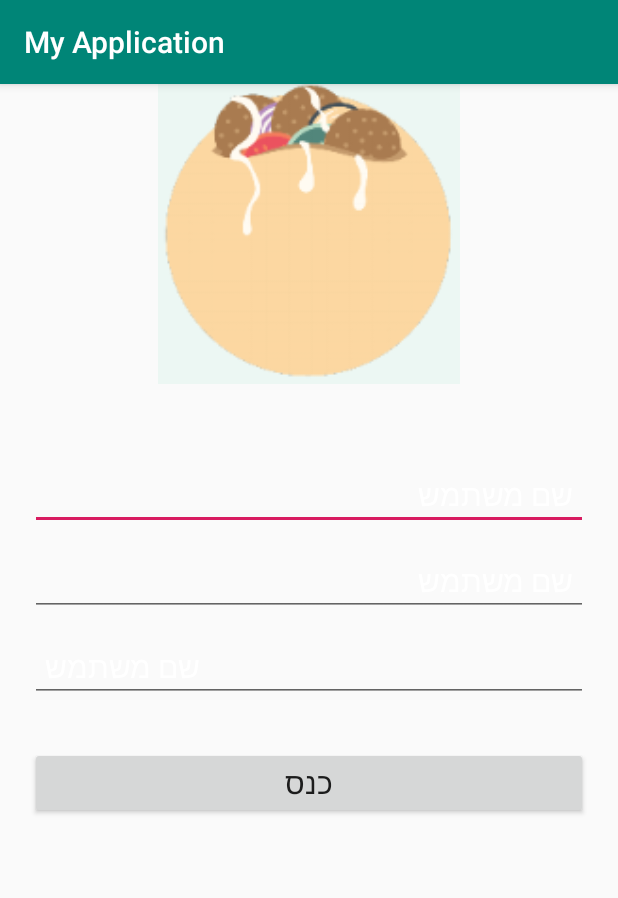
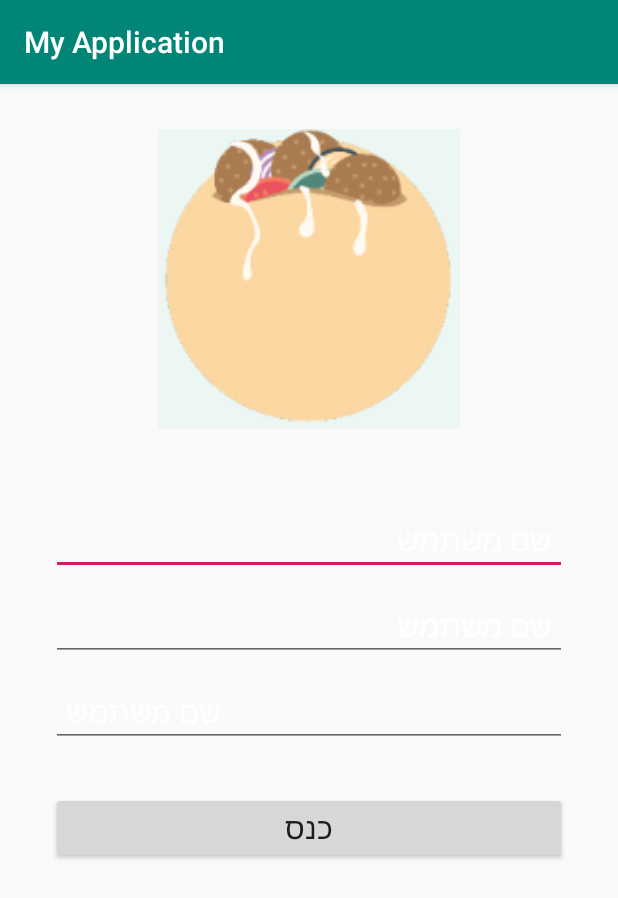
Before and after one commit to nir-ya/Software_UX-pr2, an Android app: the screen it shows after launch (LoginActivity), after a tap on "כנס", on a phone screen of 412 x 824 dp. Shown: the top 898 px of the screen. Run offline under Robolectric (Android 15) with nearby library versions, the phone set to English and light mode, and no system bars.

Commit message:
minor layout changes

```diff
--- a/app/src/main/java/com/example/myapplication/LoginActivity.java
+++ b/app/src/main/java/com/example/myapplication/LoginActivity.java
@@ -33,7 +33,7 @@ public class LoginActivity extends AppCompatActivity {
 
         // todo delete
         String testMessage =
-                "username: " + username + "\n email: " + emailAddress + "\n pass: " + password;
+                "username: " + username + "\n email: " + emailAddress + "\n password: " + password;
         Toast.makeText(this, testMessage, Toast.LENGTH_SHORT).show();
     }
 }
--- a/app/src/main/res/layout/activity_login.xml
+++ b/app/src/main/res/layout/activity_login.xml
@@ -10,14 +10,15 @@
         android:layout_width="match_parent"
         android:layout_height="200dp"
         android:layout_marginBottom="50dp"
+        android:layout_marginTop="30dp"
         android:src="@drawable/login_pita" />
 
     <EditText
         android:id="@+id/username_text"
         android:layout_width="match_parent"
         android:layout_height="wrap_content"
-        android:layout_marginStart="20dp"
-        android:layout_marginEnd="20dp"
+        android:layout_marginStart="34dp"
+        android:layout_marginEnd="34dp"
         android:layout_marginBottom="10dp"
         android:ems="20"
         android:hint="@string/username_hint"
@@ -31,8 +32,8 @@
         android:id="@+id/email_text"
         android:layout_width="match_parent"
         android:layout_height="wrap_content"
-        android:layout_marginStart="20dp"
-        android:layout_marginEnd="20dp"
+        android:layout_marginStart="34dp"
+        android:layout_marginEnd="34dp"
         android:layout_marginBottom="10dp"
         android:ems="20"
         android:hint="@string/username_hint"
@@ -46,8 +47,8 @@
         android:id="@+id/password_text"
         android:layout_width="match_parent"
         android:layout_height="wrap_content"
-        android:layout_marginStart="20dp"
-        android:layout_marginEnd="20dp"
+        android:layout_marginStart="34dp"
+        android:layout_marginEnd="34dp"
         android:layout_marginBottom="30dp"
         android:ems="20"
         android:hint="@string/username_hint"
@@ -60,8 +61,8 @@
     <Button
         android:layout_width="match_parent"
         android:layout_height="wrap_content"
-        android:layout_marginLeft="20dp"
-        android:layout_marginRight="20dp"
+        android:layout_marginStart="34dp"
+        android:layout_marginEnd="34dp"
         android:text="@string/login_button_text"
         android:textSize="20sp"
         android:onClick="login"/>
```
